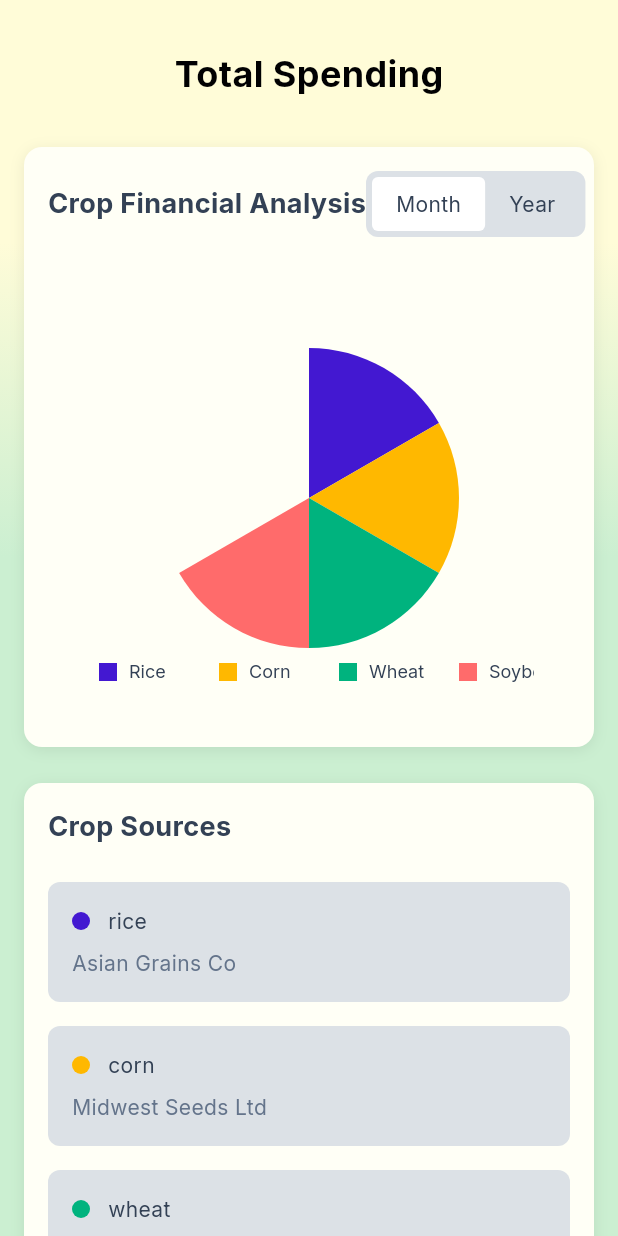
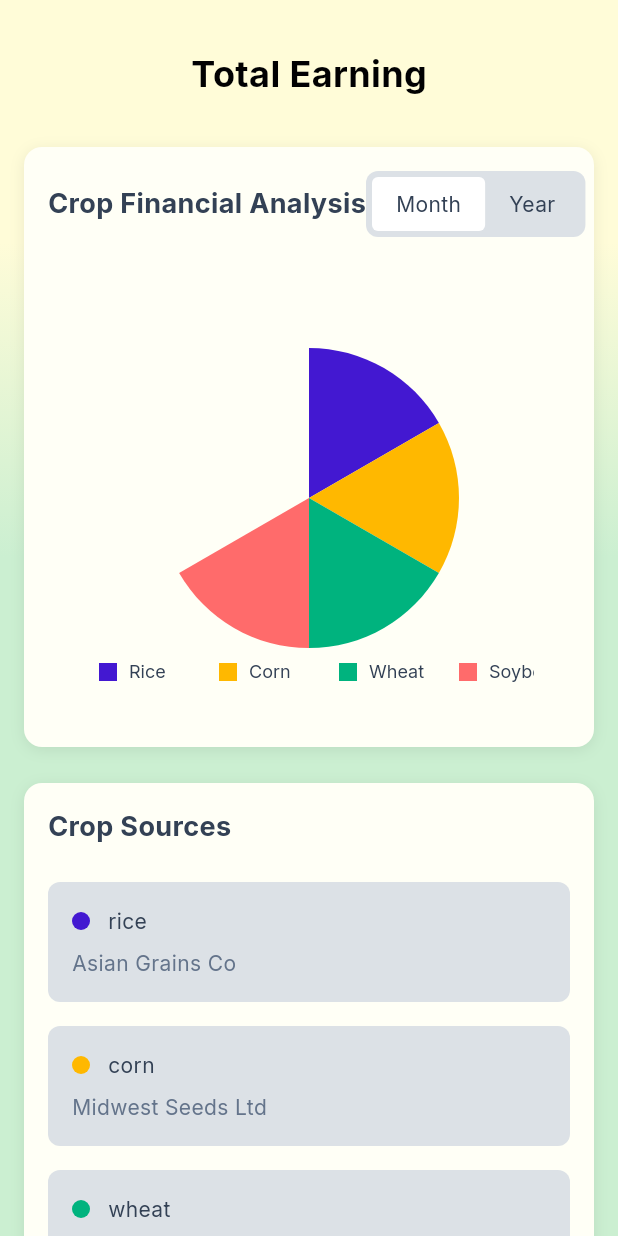
Before and after one commit to lingyuqian0301/farmplus, a Flutter app: the FarmPerformanceOverview screen opened by its route, after a tap on "Total Earnings", on a phone screen of 412 x 824 dp. Run offline on Flutter 3.47's test engine with Material 3 defaults, Android fonts, the phone set to English and light mode, and no system bars; our stand-ins replace flutter_svg, google_fonts.

Commit message:
create earning tab

```diff
--- /dev/null
+++ b/lib/screens/farmer_dashboard_screen/earning/crop_sources_card.dart
@@ -0,0 +1,148 @@
+import 'package:flutter/material.dart';
+import 'package:google_fonts/google_fonts.dart';
+
+class CropSourcesCard extends StatelessWidget {
+  const CropSourcesCard({Key? key}) : super(key: key);
+
+  @override
+  Widget build(BuildContext context) {
+    return Container(
+      padding: EdgeInsets.all(MediaQuery.of(context).size.width > 991 ? 24 : 16),
+      decoration: BoxDecoration(
+        color: const Color(0xFFFFFFF6),
+        borderRadius: BorderRadius.circular(12),
+        boxShadow: [
+          BoxShadow(
+            color: Colors.black.withOpacity(0.08),
+            offset: const Offset(0, 2),
+            blurRadius: 8,
+          ),
+        ],
+      ),
+      child: Column(
+        crossAxisAlignment: CrossAxisAlignment.start,
+        children: [
+          Text(
+            'Crop Sources',
+            style: GoogleFonts.inter(
+              fontSize: MediaQuery.of(context).size.width > 640 ? 20 : 18,
+              fontWeight: FontWeight.w700,
+              color: const Color(0xFF334155),
+            ),
+          ),
+          const SizedBox(height: 24),
+          _CropSourceItem(
+            color: const Color(0xFF4318D1),
+            name: 'rice',
+            company: 'Asian Grains Co',
+          ),
+          const SizedBox(height: 16),
+          _CropSourceItem(
+            color: const Color(0xFFFFB800),
+            name: 'corn',
+            company: 'Midwest Seeds Ltd',
+          ),
+          const SizedBox(height: 16),
+          _CropSourceItem(
+            color: const Color(0xFF00B37E),
+            name: 'wheat',
+            company: 'Golden Fields Inc',
+          ),
+          const SizedBox(height: 16),
+          _CropSourceItem(
+            color: const Color(0xFFFF6B6B),
+            name: 'soybeans',
+            company: 'Green Valley Farms',
+          ),
+        ],
+      ),
+    );
+  }
+}
+
+class _CropSourceItem extends StatelessWidget {
+  final Color color;
+  final String name;
+  final String company;
+
+  const _CropSourceItem({
+    required this.color,
+    required this.name,
+    required this.company,
+    Key? key,
+  }) : super(key: key);
+
+  @override
+  Widget build(BuildContext context) {
+    return Container(
+      padding: const EdgeInsets.all(16),
+      decoration: BoxDecoration(
+        color: const Color(0xFFDCE1E6),
+        borderRadius: BorderRadius.circular(8),
+      ),
+      child: MediaQuery.of(context).size.width > 640
+          ? Row(
+              children: [
+                Container(
+                  width: 12,
+                  height: 12,
+                  margin: const EdgeInsets.only(right: 12),
+                  decoration: BoxDecoration(
+                    color: color,
+                    shape: BoxShape.circle,
+                  ),
+                ),
+                Expanded(
+                  child: Text(
+                    name,
+                    style: GoogleFonts.inter(
+                      fontSize: 14,
+                      color: const Color(0xFF334155),
+                    ),
+                  ),
+                ),
+                Text(
+                  company,
+                  style: GoogleFonts.inter(
+                    fontSize: 14,
+                    color: const Color(0xFF64748B),
+                  ),
+                ),
+              ],
+            )
+          : Column(
+              crossAxisAlignment: CrossAxisAlignment.start,
+              children: [
+                Row(
+                  children: [
+                    Container(
+                      width: 12,
+                      height: 12,
+                      margin: const EdgeInsets.only(right: 12),
+                      decoration: BoxDecoration(
+                        color: color,
+                        shape: BoxShape.circle,
+                      ),
+                    ),
+                    Text(
+                      name,
+                      style: GoogleFonts.inter(
+                        fontSize: 14,
+                        color: const Color(0xFF334155),
+                      ),
+                    ),
+                  ],
+                ),
+                const SizedBox(height: 8),
+                Text(
+                  company,
+                  style: GoogleFonts.inter(
+                    fontSize: 14,
+                    color: const Color(0xFF64748B),
+                  ),
+                ),
+              ],
+            ),
+    );
+  }
+}
--- /dev/null
+++ b/lib/screens/farmer_dashboard_screen/earning/earning_card.dart
@@ -0,0 +1,116 @@
+import 'package:flutter/material.dart';
+import 'package:google_fonts/google_fonts.dart';
+
+class SpendingCards extends StatelessWidget {
+  const SpendingCards({Key? key}) : super(key: key);
+
+  @override
+  Widget build(BuildContext context) {
+    return Column(
+      children: const [
+        SpendingCardItem(
+          color: Color(0xFF4318D1),
+          name: 'rice',
+          amount: 4500,
+        ),
+        SizedBox(height: 24),
+        SpendingCardItem(
+          color: Color(0xFFFFB800),
+          name: 'corn',
+          amount: 3200,
+        ),
+        SizedBox(height: 24),
+        SpendingCardItem(
+          color: Color(0xFF00B37E),
+          name: 'wheat',
+          amount: 2800,
+        ),
+        SizedBox(height: 24),
+        SpendingCardItem(
+          color: Color(0xFFFF6B6B),
+          name: 'soybeans',
+          amount: 2000,
+        ),
+      ],
+    );
+  }
+}
+
+class SpendingCardItem extends StatelessWidget {
+  final Color color;
+  final String name;
+  final int amount;
+
+  const SpendingCardItem({
+    required this.color,
+    required this.name,
+    required this.amount,
+    Key? key,
+  }) : super(key: key);
+
+  @override
+  Widget build(BuildContext context) {
+    return Container(
+      padding: EdgeInsets.all(MediaQuery.of(context).size.width > 991 ? 24 : 16),
+      decoration: BoxDecoration(
+        color: const Color(0xFF1A612D),
+        borderRadius: BorderRadius.circular(8),
+      ),
+      child: Column(
+        crossAxisAlignment: CrossAxisAlignment.start,
+        children: [
+          Row(
+            children: [
+              Container(
+                width: 8,
+                height: 8,
+                margin: const EdgeInsets.only(right: 8),
+                decoration: BoxDecoration(
+                  color: color,
+                  shape: BoxShape.circle,
+                ),
+              ),
+              Text(
+                name,
+                style: GoogleFonts.inter(
+                  fontSize: 14,
+                  color: const Color(0xFFFFFFF6),
+                ),
+              ),
+            ],
+          ),
+          const SizedBox(height: 8),
+          Row(
+            children: [
+              Text(
+                '\$',
+                style: GoogleFonts.inter(
+                  fontSize: MediaQuery.of(context).size.width > 640 ? 24 : 20,
+                  fontWeight: FontWeight.w700,
+                  color: const Color(0xFFFFFFF6),
+                ),
+              ),
+              const SizedBox(width: 4),
+              Text(
+                amount.toString(),
+                style: GoogleFonts.inter(
+                  fontSize: MediaQuery.of(context).size.width > 640 ? 24 : 20,
+                  fontWeight: FontWeight.w700,
+                  color: const Color(0xFFFFFFF6),
+                ),
+              ),
+            ],
+          ),
+          const SizedBox(height: 8),
+          Text(
+            'this month',
+            style: GoogleFonts.inter(
+              fontSize: 14,
+              color: const Color(0xFFFFFFF6),
+            ),
+          ),
+        ],
+      ),
+    );
+  }
+}
--- /dev/null
+++ b/lib/screens/farmer_dashboard_screen/earning/financial_analysis_card.dart
@@ -0,0 +1,118 @@
+import 'package:flutter/material.dart';
+import 'package:google_fonts/google_fonts.dart';
+import 'package:flutter_svg/flutter_svg.dart';
+
+class FinancialAnalysisCard extends StatelessWidget {
+  const FinancialAnalysisCard({Key? key}) : super(key: key);
+
+  @override
+  Widget build(BuildContext context) {
+    return Container(
+      padding: EdgeInsets.all(MediaQuery.of(context).size.width > 991 ? 24 : 16),
+      decoration: BoxDecoration(
+        color: const Color(0xFFFFFFF6),
+        borderRadius: BorderRadius.circular(12),
+        boxShadow: [
+          BoxShadow(
+            color: Colors.black.withOpacity(0.08),
+            offset: const Offset(0, 2),
+            blurRadius: 8,
+          ),
+        ],
+      ),
+      child: Column(
+        children: [
+          Row(
+            mainAxisAlignment: MainAxisAlignment.spaceBetween,
+            children: [
+              Text(
+                'Crop Financial Analysis',
+                style: GoogleFonts.inter(
+                  fontSize: MediaQuery.of(context).size.width > 640 ? 20 : 18,
+                  fontWeight: FontWeight.w700,
+                  color: const Color(0xFF334155),
+                ),
+              ),
+              Container(
+                decoration: BoxDecoration(
+                  color: const Color(0xFFDCE1E6),
+                  borderRadius: BorderRadius.circular(8),
+                ),
+                padding: const EdgeInsets.all(4),
+                child: Row(
+                  children: [
+                    _PeriodButton(
+                      label: 'Month',
+                      isSelected: true,
+                    ),
+                    _PeriodButton(
+                      label: 'Year',
+                      isSelected: false,
+                    ),
+                  ],
+                ),
+              ),
+            ],
+          ),
+          const SizedBox(height: 24),
+          SizedBox(
+            height: 300,
+            width: 300,
+            child: SvgPicture.string(
+              '''<svg width="300" height="300" viewBox="0 0 300 300" fill="none" xmlns="http://www.w3.org/2000/svg">
+                <g clip-path="url(#clip0_101_326)">
+                  <path d="M150 50C167.553 50.0004 184.797 54.6213 199.999 63.3981C215.2 72.1749 227.823 84.7985 236.6 100L150 150V50Z" fill="#4318D1"/>
+                  <path d="M236.6 100C245.377 115.202 249.997 132.446 249.997 150C249.997 167.554 245.377 184.798 236.6 200L150 150L236.6 100Z" fill="#FFB800"/>
+                  <path d="M236.6 200C227.823 215.202 215.2 227.825 199.999 236.602C184.797 245.379 167.553 250 150 250V150L236.6 200Z" fill="#00B37E"/>
+                  <path d="M150 250C132.447 250 115.203 245.379 100.001 236.602C84.8 227.825 72.1766 215.202 63.4 200L150 150V250Z" fill="#FF6B6B"/>
+                  <path d="M22 260H10V272H22V260Z" fill="#4318D1"/>
+                  <text fill="#334155" font-family="Inter" font-size="12"><tspan x="30" y="269.864">Rice</tspan></text>
+                  <path d="M102 260H90V272H102V260Z" fill="#FFB800"/>
+                  <text fill="#334155" font-family="Inter" font-size="12"><tspan x="110" y="269.864">Corn</tspan></text>
+                  <path d="M182 260H170V272H182V260Z" fill="#00B37E"/>
+                  <text fill="#334155" font-family="Inter" font-size="12"><tspan x="190" y="269.864">Wheat</tspan></text>
+                  <path d="M262 260H250V272H262V260Z" fill="#FF6B6B"/>
+                  <text fill="#334155" font-family="Inter" font-size="12"><tspan x="270" y="269.864">Soybeans</tspan></text>
+                </g>
+                <defs>
+                  <clipPath id="clip0_101_326">
+                    <rect width="300" height="300" fill="white"/>
+                  </clipPath>
+                </defs>
+              </svg>''',
+            ),
+          ),
+        ],
+      ),
+    );
+  }
+}
+
+class _PeriodButton extends StatelessWidget {
+  final String label;
+  final bool isSelected;
+
+  const _PeriodButton({
+    required this.label,
+    required this.isSelected,
+    Key? key,
+  }) : super(key: key);
+
+  @override
+  Widget build(BuildContext context) {
+    return Container(
+      padding: const EdgeInsets.symmetric(horizontal: 16, vertical: 8),
+      decoration: BoxDecoration(
+        color: isSelected ? Colors.white : Colors.transparent,
+        borderRadius: BorderRadius.circular(4),
+      ),
+      child: Text(
+        label,
+        style: GoogleFonts.inter(
+          fontSize: 14,
+          color: const Color(0xFF334155),
+        ),
+      ),
+    );
+  }
+}
--- /dev/null
+++ b/lib/screens/farmer_dashboard_screen/earning/total_earning_screen.dart
@@ -0,0 +1,73 @@
+import 'package:flutter/material.dart';
+import 'package:google_fonts/google_fonts.dart';
+import 'financial_analysis_card.dart';
+import 'crop_sources_card.dart';
+import 'earning_card.dart';
+
+class TotalEarningScreen extends StatelessWidget {
+  const TotalEarningScreen({Key? key}) : super(key: key);
+
+  @override
+  Widget build(BuildContext context) {
+    return Scaffold(
+      body: Container(
+        decoration: const BoxDecoration(
+          gradient: LinearGradient(
+            begin: Alignment.topCenter,
+            end: Alignment.bottomCenter,
+            colors: [Color(0xFFFFFCD8), Color(0xFFCBEFD1)],
+            stops: [0.196, 0.451],
+          ),
+        ),
+        child: SafeArea(
+          child: SingleChildScrollView(
+            padding: EdgeInsets.symmetric(
+              horizontal: MediaQuery.of(context).size.width > 991 ? 32 : 16,
+              vertical: 32,
+            ),
+            child: Column(
+              children: [
+                Text(
+                  'Total Earning',
+                  style: GoogleFonts.inter(
+                    fontSize: MediaQuery.of(context).size.width > 640 ? 32 : 24,
+                    fontWeight: FontWeight.w700,
+                    color: const Color(0xFF010102),
+                  ),
+                ),
+                const SizedBox(height: 32),
+                const FinancialAnalysisCard(),
+                const SizedBox(height: 24),
+                const CropSourcesCard(),
+                const SizedBox(height: 24),
+                const SpendingCards(),
+                const SizedBox(height: 24),
+                SizedBox(
+                  width: MediaQuery.of(context).size.width > 640 ? 190 : double.infinity,
+                  child: ElevatedButton(
+                    onPressed: () {},
+                    style: ElevatedButton.styleFrom(
+                      backgroundColor: const Color(0xFF4B9B28),
+                      padding: const EdgeInsets.symmetric(vertical: 12, horizontal: 24),
+                      shape: RoundedRectangleBorder(
+                        borderRadius: BorderRadius.circular(30),
+                      ),
+                    ),
+                    child: Text(
+                      'Save to Calendar',
+                      style: GoogleFonts.inter(
+                        fontSize: 16,
+                        fontWeight: FontWeight.w500,
+                        color: Colors.white,
+                      ),
+                    ),
+                  ),
+                ),
+              ],
+            ),
+          ),
+        ),
+      ),
+    );
+  }
+}
--- a/lib/screens/farmer_dashboard_screen/farm_performance_overview.dart
+++ b/lib/screens/farmer_dashboard_screen/farm_performance_overview.dart
@@ -4,6 +4,7 @@ import 'performance_graph.dart';
 import 'data_input_form.dart';
 import 'performance_data.dart';
 import 'spending/total_spending_screen.dart';
+import 'earning/total_earning_screen.dart';
 
 
 class FarmPerformanceOverview extends StatefulWidget {
@@ -194,7 +195,7 @@ class _FarmPerformanceOverviewState extends State<FarmPerformanceOverview> {
   }
 
   void _navigateToEarningsDetails() {
-    Navigator.push(context, MaterialPageRoute(builder: (context) => const TotalSpendingScreen()));
+    Navigator.push(context, MaterialPageRoute(builder: (context) => const TotalEarningScreen()));
   }
 
   void _navigateToLoansDetails() {
```
